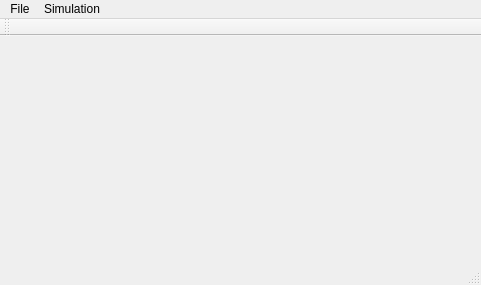
This is mainwindow.ui in Xaxetrov/Fil-Rouge as Qt 5 draws it before an edit. The edited form follows.
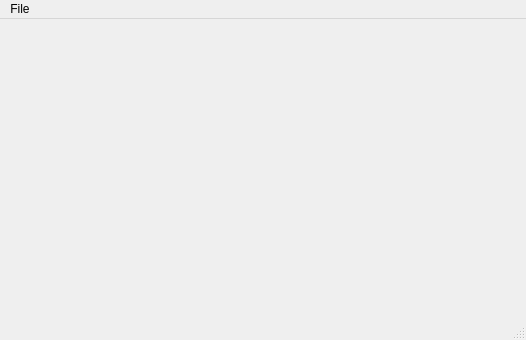
This is the edited form.

Commit message: addition of a menu to start and stop simulation.

Patch:
```diff
--- a/mainwindow.ui
+++ b/mainwindow.ui
@@ -6,45 +6,36 @@
    <rect>
     <x>0</x>
     <y>0</y>
-    <width>481</width>
-    <height>285</height>
+    <width>526</width>
+    <height>340</height>
    </rect>
   </property>
   <property name="windowTitle">
    <string>MainWindow</string>
   </property>
   <widget class="QWidget" name="centralWidget"/>
+  <widget class="QStatusBar" name="statusBar"/>
   <widget class="QMenuBar" name="menuBar">
    <property name="geometry">
     <rect>
      <x>0</x>
      <y>0</y>
-     <width>481</width>
+     <width>526</width>
      <height>27</height>
     </rect>
    </property>
-   <widget class="QMenu" name="menu_file">
+   <widget class="QMenu" name="menuFile">
     <property name="title">
      <string>File</string>
     </property>
    </widget>
-   <widget class="QMenu" name="menu_Simulation">
-    <property name="title">
-     <string>Simulation</string>
-    </property>
-   </widget>
-   <addaction name="menu_file"/>
-   <addaction name="menu_Simulation"/>
+   <addaction name="menuFile"/>
   </widget>
-  <widget class="QToolBar" name="mainToolBar">
-   <attribute name="toolBarArea">
-    <enum>TopToolBarArea</enum>
-   </attribute>
-   <attribute name="toolBarBreak">
-    <bool>false</bool>
-   </attribute>
-  </widget>
-  <widget class="QStatusBar" name="statusBar"/>
+  <action name="actionExit">
+   <property name="text">
+    <string>Exit</string>
+   </property>
+  </action>
  </widget>
  <layoutdefault spacing="6" margin="11"/>
  <resources/>
```
Left out of the diff: 1 changed line with no effect on the pictures. The commit also changes 2 other files.
